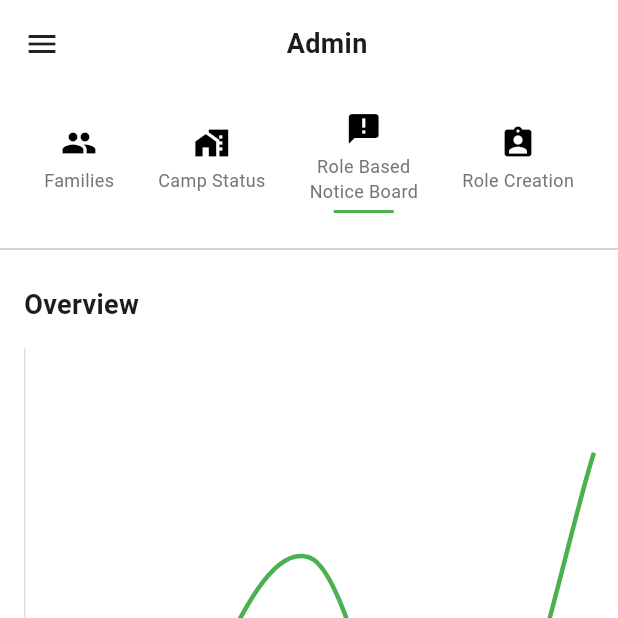
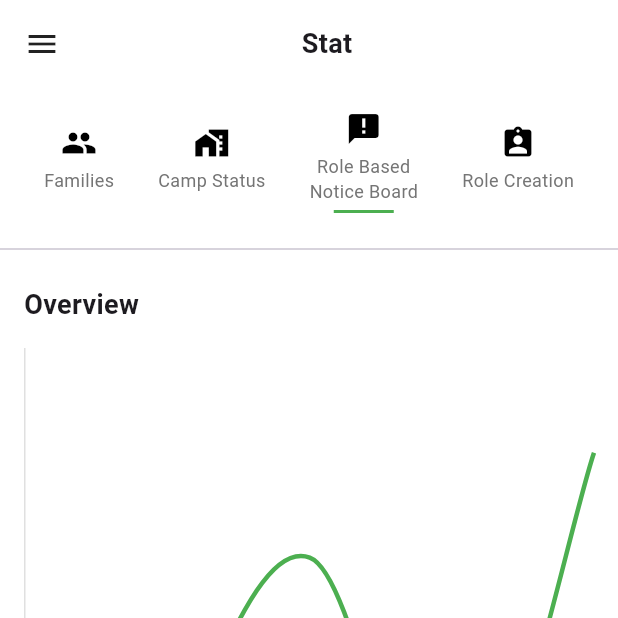
Before and after one commit to pranavwright/ResQ, a Flutter app: the StatDashboard screen opened directly, on a phone screen of 412 x 824 dp, the top half of it. Run offline on Flutter 3.47's test engine with Material 3 defaults, Android fonts, the phone set to English and light mode, and no system bars; drawn by our look-alikes of fl_chart; our stand-ins replace flutter_secure_storage; accounts and stored records are empty.

Commit message:
an error in the text was changed, routing issues resolved

```diff
--- a/lib/screens/auth_service.dart
+++ b/lib/screens/auth_service.dart
@@ -21,7 +21,8 @@ class AuthService {
       _isAuthenticated = true;
 
       // Manually set roles for testing
-      _userRoles = ['superadmin'];
+      _userRoles = ['stat'];
+
     } else {
       _isAuthenticated = false;
       _userRoles = [];
--- a/lib/screens/campadmin_dashboard.dart
+++ b/lib/screens/campadmin_dashboard.dart
@@ -79,7 +79,7 @@ class _CampAdminDashboardState extends State<CampAdminDashboard> {
                     const Icon(Icons.menu),
                     const Spacer(),
                     const Text(
-                      'Admin',
+                      'CampAdmin',
                       style: TextStyle(
                         fontSize: 18,
                         fontWeight: FontWeight.bold,
--- a/lib/screens/collectionpoint_dashboard.dart
+++ b/lib/screens/collectionpoint_dashboard.dart
@@ -79,7 +79,7 @@ class _CollectionPointDashboardState extends State<CollectionPointDashboard> {
                     const Icon(Icons.menu),
                     const Spacer(),
                     const Text(
-                      'Admin',
+                      'Collection Point',
                       style: TextStyle(
                         fontSize: 18,
                         fontWeight: FontWeight.bold,
--- a/lib/screens/kas_dashboard.dart
+++ b/lib/screens/kas_dashboard.dart
@@ -80,7 +80,7 @@ class _KasDashboardState extends State<KasDashboard> {
                     const Icon(Icons.menu),
                     const Spacer(),
                     const Text(
-                      'Admin',
+                      'KAS',
                       style: TextStyle(
                         fontSize: 18,
                         fontWeight: FontWeight.bold,
--- a/lib/screens/stat_dashboard.dart
+++ b/lib/screens/stat_dashboard.dart
@@ -79,7 +79,7 @@ class _StatDashboardState extends State<StatDashboard> {
                     const Icon(Icons.menu),
                     const Spacer(),
                     const Text(
-                      'Admin',
+                      'Stat',
                       style: TextStyle(
                         fontSize: 18,
                         fontWeight: FontWeight.bold,
--- a/lib/screens/superadmin_dashboard.dart
+++ b/lib/screens/superadmin_dashboard.dart
@@ -79,7 +79,7 @@ class _SuperAdminDashboardState extends State<SuperAdminDashboard> {
                     const Icon(Icons.menu),
                     const Spacer(),
                     const Text(
-                      'Admin',
+                      'SuperAdmin',
                       style: TextStyle(
                         fontSize: 18,
                         fontWeight: FontWeight.bold,
--- a/lib/screens/volunteer_dashboard.dart
+++ b/lib/screens/volunteer_dashboard.dart
@@ -79,7 +79,7 @@ class _VolunteerDashboardState extends State<VolunteerDashboard> {
                     const Icon(Icons.menu),
                     const Spacer(),
                     const Text(
-                      'Admin',
+                      'Volunteer',
                       style: TextStyle(
                         fontSize: 18,
                         fontWeight: FontWeight.bold,
```
Also changed, not shown: lib/main.dart (+39 -25 lines).
